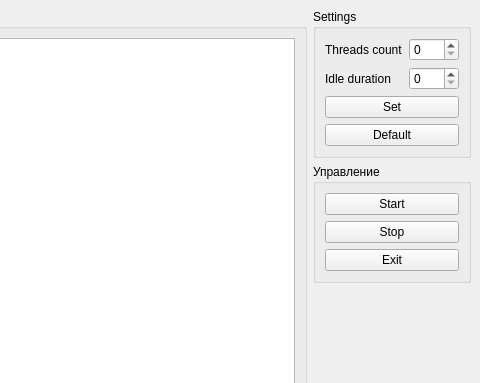
Old version of the form MultithreadingTest/ui/mainwindow.ui in the repository lukinalexeyg/Multithreading-test; both pictures show x 320 to 800 and y 0 to 383 of the 800 by 600 pixel window.
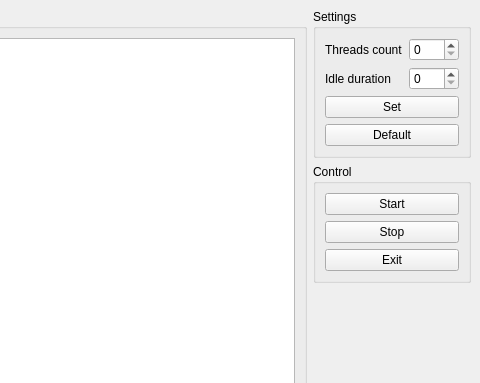
New version of the form.

Patch:
```diff
--- a/MultithreadingTest/ui/mainwindow.ui
+++ b/MultithreadingTest/ui/mainwindow.ui
@@ -154,7 +154,7 @@
         <item>
          <widget class="QGroupBox" name="groupBox_managment">
           <property name="title">
-           <string>Управление</string>
+           <string>Control</string>
           </property>
           <layout class="QVBoxLayout" name="verticalLayout">
            <item>
```
